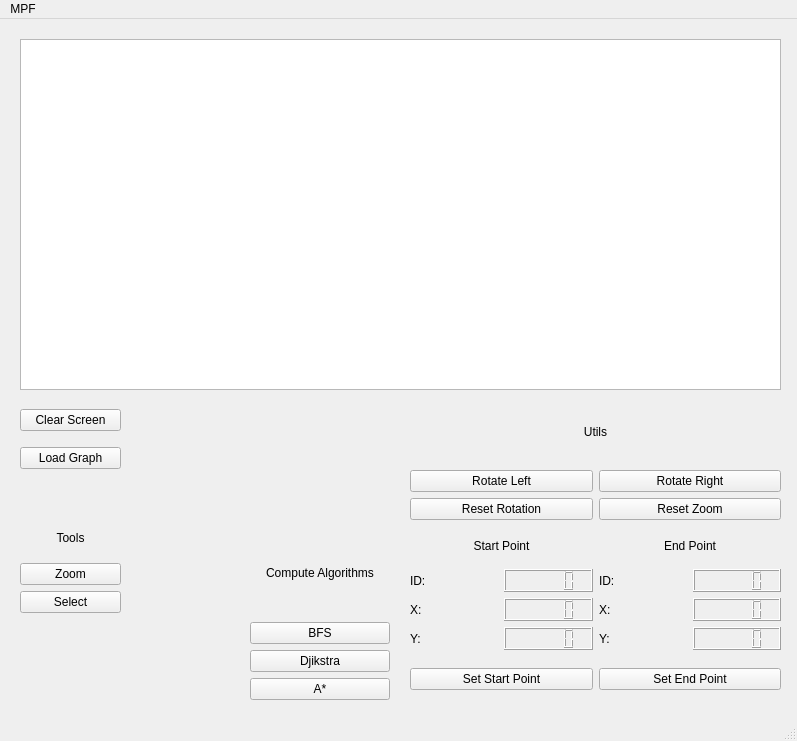
Old version of the form mainwindow.ui in the repository citrovin/map-path-finder-embedded-cpp.
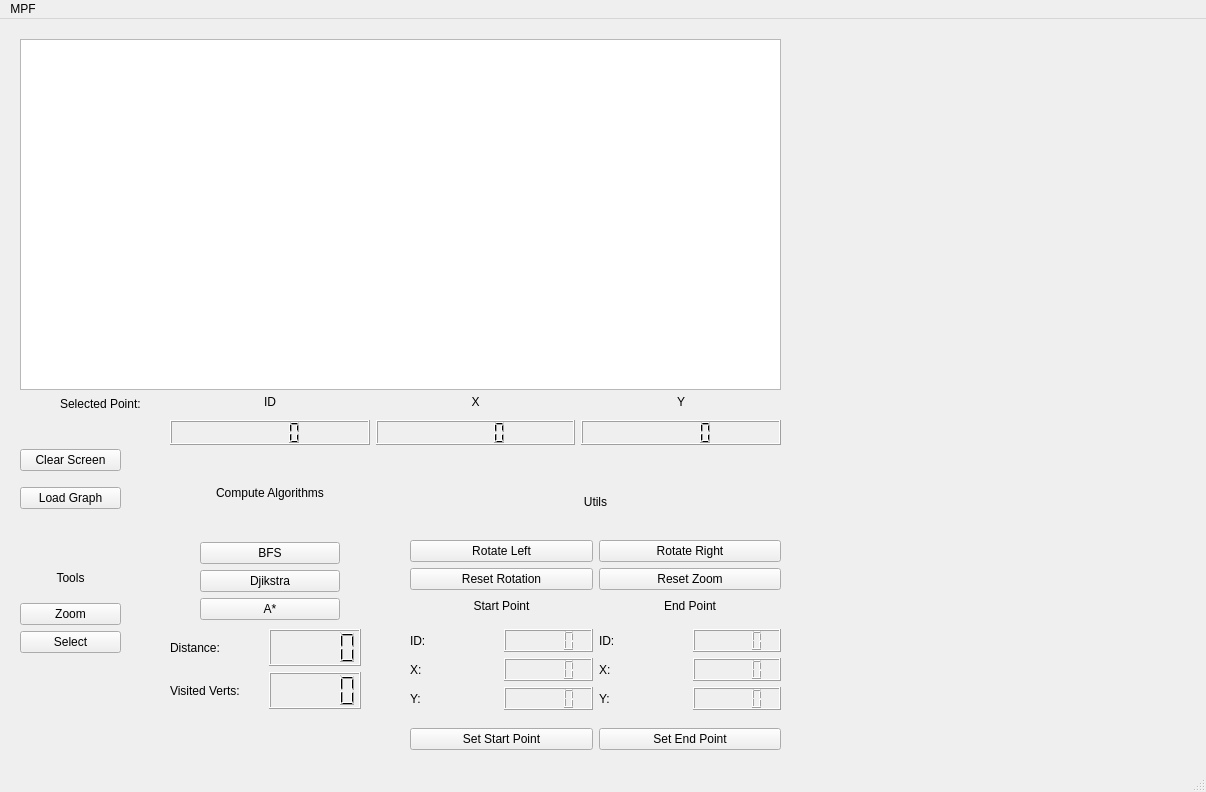
New version of the form.

Commit message: select verts

Patch:
```diff
--- a/mainwindow.ui
+++ b/mainwindow.ui
@@ -6,8 +6,8 @@
    <rect>
     <x>0</x>
     <y>0</y>
-    <width>797</width>
-    <height>741</height>
+    <width>1206</width>
+    <height>792</height>
    </rect>
   </property>
   <property name="windowTitle">
@@ -28,7 +28,7 @@
     <property name="geometry">
      <rect>
       <x>20</x>
-      <y>380</y>
+      <y>420</y>
       <width>101</width>
       <height>81</height>
      </rect>
@@ -54,7 +54,7 @@
     <property name="geometry">
      <rect>
       <x>410</x>
-      <y>380</y>
+      <y>450</y>
       <width>371</width>
       <height>121</height>
      </rect>
@@ -112,7 +112,7 @@
     <property name="geometry">
      <rect>
       <x>20</x>
-      <y>500</y>
+      <y>540</y>
       <width>101</width>
       <height>94</height>
      </rect>
@@ -148,7 +148,7 @@
     <property name="geometry">
      <rect>
       <x>410</x>
-      <y>510</y>
+      <y>570</y>
       <width>371</width>
       <height>121</height>
      </rect>
@@ -254,8 +254,8 @@
    <widget class="QWidget" name="verticalLayoutWidget">
     <property name="geometry">
      <rect>
-      <x>250</x>
-      <y>510</y>
+      <x>200</x>
+      <y>430</y>
       <width>140</width>
       <height>171</height>
      </rect>
@@ -298,7 +298,7 @@
     <property name="geometry">
      <rect>
       <x>410</x>
-      <y>640</y>
+      <y>700</y>
       <width>371</width>
       <height>41</height>
      </rect>
@@ -320,13 +320,117 @@
      </item>
     </layout>
    </widget>
+   <widget class="QLabel" name="label_12">
+    <property name="geometry">
+     <rect>
+      <x>60</x>
+      <y>370</y>
+      <width>97</width>
+      <height>29</height>
+     </rect>
+    </property>
+    <property name="text">
+     <string>Selected Point:</string>
+    </property>
+   </widget>
+   <widget class="QWidget" name="gridLayoutWidget_3">
+    <property name="geometry">
+     <rect>
+      <x>170</x>
+      <y>610</y>
+      <width>191</width>
+      <height>80</height>
+     </rect>
+    </property>
+    <layout class="QGridLayout" name="gridLayout_3">
+     <item row="1" column="0">
+      <widget class="QLabel" name="label_17">
+       <property name="text">
+        <string>Visited Verts:</string>
+       </property>
+      </widget>
+     </item>
+     <item row="0" column="0">
+      <widget class="QLabel" name="label_16">
+       <property name="text">
+        <string>Distance:</string>
+       </property>
+      </widget>
+     </item>
+     <item row="0" column="1">
+      <widget class="QLCDNumber" name="lcdNumber_4"/>
+     </item>
+     <item row="1" column="1">
+      <widget class="QLCDNumber" name="lcdNumber_5"/>
+     </item>
+    </layout>
+   </widget>
+   <widget class="QWidget" name="verticalLayoutWidget_5">
+    <property name="geometry">
+     <rect>
+      <x>170</x>
+      <y>370</y>
+      <width>611</width>
+      <height>56</height>
+     </rect>
+    </property>
+    <layout class="QVBoxLayout" name="verticalLayout_5">
+     <item>
+      <layout class="QHBoxLayout" name="horizontalLayout_6">
+       <item>
+        <widget class="QLabel" name="label_15">
+         <property name="text">
+          <string>ID</string>
+         </property>
+         <property name="alignment">
+          <set>Qt::AlignCenter</set>
+         </property>
+        </widget>
+       </item>
+       <item>
+        <widget class="QLabel" name="label_13">
+         <property name="text">
+          <string>X</string>
+         </property>
+         <property name="alignment">
+          <set>Qt::AlignCenter</set>
+         </property>
+        </widget>
+       </item>
+       <item>
+        <widget class="QLabel" name="label_14">
+         <property name="text">
+          <string>Y</string>
+         </property>
+         <property name="alignment">
+          <set>Qt::AlignCenter</set>
+         </property>
+        </widget>
+       </item>
+      </layout>
+     </item>
+     <item>
+      <layout class="QHBoxLayout" name="horizontalLayout_5">
+       <item>
+        <widget class="QLCDNumber" name="lcd_selected_id"/>
+       </item>
+       <item>
+        <widget class="QLCDNumber" name="lcd_selected_x"/>
+       </item>
+       <item>
+        <widget class="QLCDNumber" name="lcd_selected_y"/>
+       </item>
+      </layout>
+     </item>
+    </layout>
+   </widget>
   </widget>
   <widget class="QMenuBar" name="menubar">
    <property name="geometry">
     <rect>
      <x>0</x>
      <y>0</y>
-     <width>797</width>
+     <width>1206</width>
      <height>25</height>
     </rect>
    </property>
```
The commit also changes 4 other files.
